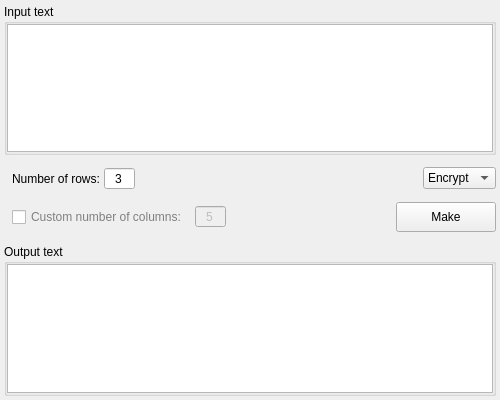
vasilypht/crypto-methods, file src/gui/symmetric/scytale/scytale.ui: the form before one commit.
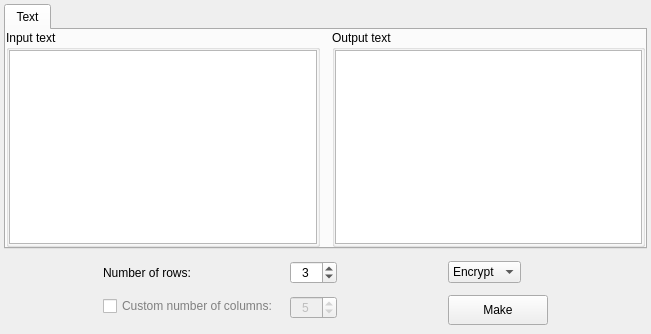
The form after the commit.

Commit message: Redesigned ui for Scytale widget

Diff of the .ui file:
```diff
--- a/src/gui/symmetric/scytale/scytale.ui
+++ b/src/gui/symmetric/scytale/scytale.ui
@@ -6,8 +6,8 @@
    <rect>
     <x>0</x>
     <y>0</y>
-    <width>500</width>
-    <height>400</height>
+    <width>651</width>
+    <height>334</height>
    </rect>
   </property>
   <property name="windowTitle">
@@ -28,6 +28,28 @@
    </property>
    <property name="bottomMargin">
     <number>4</number>
+   </property>
+   <item alignment="Qt::AlignTop">
+    <widget class="QTabWidget" name="tab_widget">
+     <widget class="QWidget" name="tab_text">
+      <attribute name="title">
+       <string>Text</string>
+      </attribute>
+      <layout class="QHBoxLayout" name="horizontalLayout">
+       <property name="spacing">
+        <number>12</number>
+       </property>
+       <property name="leftMargin">
+        <number>0</number>
+       </property>
+       <property name="topMargin">
+        <number>0</number>
+       </property>
+       <property name="rightMargin">
+        <number>0</number>
+       </property>
+       <property name="bottomMargin">
+        <number>0</number>
    </property>
    <item>
     <widget class="QGroupBox" name="group_box_input">
@@ -57,12 +79,16 @@
     </widget>
    </item>
    <item>
-    <layout class="QHBoxLayout" name="horizontal_layout_2">
+        <widget class="QGroupBox" name="group_box_output">
+         <property name="title">
+          <string>Output text</string>
+         </property>
+         <layout class="QVBoxLayout" name="verticalLayout_8">
      <property name="spacing">
-      <number>4</number>
+           <number>0</number>
      </property>
      <property name="leftMargin">
-      <number>8</number>
+           <number>0</number>
      </property>
      <property name="topMargin">
       <number>0</number>
@@ -74,13 +100,44 @@
       <number>0</number>
      </property>
      <item>
+           <widget class="QTextEdit" name="text_edit_output">
+            <property name="readOnly">
+             <bool>true</bool>
+            </property>
+           </widget>
+          </item>
+         </layout>
+        </widget>
+       </item>
+      </layout>
+     </widget>
+    </widget>
+   </item>
+   <item>
+    <layout class="QHBoxLayout" name="horizontal_layout_1">
+     <item>
+      <spacer name="horizontal_spacer_1">
+       <property name="orientation">
+        <enum>Qt::Horizontal</enum>
+       </property>
+       <property name="sizeHint" stdset="0">
+        <size>
+         <width>40</width>
+         <height>20</height>
+        </size>
+       </property>
+      </spacer>
+     </item>
+     <item>
+      <layout class="QFormLayout" name="form_layout_1">
+       <item row="0" column="0">
       <widget class="QLabel" name="label_rows">
        <property name="text">
         <string>Number of rows:</string>
        </property>
       </widget>
      </item>
-     <item>
+       <item row="0" column="1">
       <widget class="QSpinBox" name="spin_box_rows">
        <property name="frame">
         <bool>true</bool>
@@ -89,7 +146,7 @@
         <set>Qt::AlignCenter</set>
        </property>
        <property name="buttonSymbols">
-        <enum>QAbstractSpinBox::NoButtons</enum>
+          <enum>QAbstractSpinBox::UpDownArrows</enum>
        </property>
        <property name="minimum">
         <number>1</number>
@@ -102,59 +159,7 @@
        </property>
       </widget>
      </item>
-     <item>
-      <spacer name="horizontal_spacer_2">
-       <property name="orientation">
-        <enum>Qt::Horizontal</enum>
-       </property>
-       <property name="sizeHint" stdset="0">
-        <size>
-         <width>40</width>
-         <height>20</height>
-        </size>
-       </property>
-      </spacer>
-     </item>
-     <item>
-      <widget class="QComboBox" name="combo_box_mode">
-       <property name="sizePolicy">
-        <sizepolicy hsizetype="Fixed" vsizetype="Fixed">
-         <horstretch>0</horstretch>
-         <verstretch>0</verstretch>
-        </sizepolicy>
-       </property>
-       <property name="maximumSize">
-        <size>
-         <width>16777215</width>
-         <height>16777215</height>
-        </size>
-       </property>
-       <property name="frame">
-        <bool>true</bool>
-       </property>
-       <item>
-        <property name="text">
-         <string>Encrypt</string>
-        </property>
-       </item>
-       <item>
-        <property name="text">
-         <string>Decrypt</string>
-        </property>
-       </item>
-      </widget>
-     </item>
-    </layout>
-   </item>
-   <item>
-    <layout class="QHBoxLayout" name="horizontal_layout_1">
-     <property name="spacing">
-      <number>8</number>
-     </property>
-     <property name="leftMargin">
-      <number>8</number>
-     </property>
-     <item>
+       <item row="1" column="0">
       <widget class="QCheckBox" name="check_box_columns">
        <property name="enabled">
         <bool>true</bool>
@@ -182,7 +187,7 @@
        </property>
       </widget>
      </item>
-     <item>
+       <item row="1" column="1">
       <widget class="QSpinBox" name="spin_box_columns">
        <property name="enabled">
         <bool>false</bool>
@@ -200,7 +205,7 @@
         <bool>false</bool>
        </property>
        <property name="buttonSymbols">
-        <enum>QAbstractSpinBox::NoButtons</enum>
+          <enum>QAbstractSpinBox::UpDownArrows</enum>
        </property>
        <property name="accelerated">
         <bool>false</bool>
@@ -216,8 +221,10 @@
        </property>
       </widget>
      </item>
+      </layout>
+     </item>
      <item>
-      <spacer name="horizontal_spacer_1">
+      <spacer name="horizontal_spacer_2">
        <property name="orientation">
         <enum>Qt::Horizontal</enum>
        </property>
@@ -228,6 +235,37 @@
         </size>
        </property>
       </spacer>
+     </item>
+     <item>
+      <layout class="QVBoxLayout" name="vertical_layout_1">
+       <item>
+        <widget class="QComboBox" name="combo_box_mode">
+         <property name="sizePolicy">
+          <sizepolicy hsizetype="Fixed" vsizetype="Fixed">
+           <horstretch>0</horstretch>
+           <verstretch>0</verstretch>
+          </sizepolicy>
+         </property>
+         <property name="maximumSize">
+          <size>
+           <width>16777215</width>
+           <height>16777215</height>
+          </size>
+         </property>
+         <property name="frame">
+          <bool>true</bool>
+         </property>
+         <item>
+          <property name="text">
+           <string>Encrypt</string>
+          </property>
+         </item>
+         <item>
+          <property name="text">
+           <string>Decrypt</string>
+          </property>
+         </item>
+        </widget>
      </item>
      <item>
       <widget class="QPushButton" name="button_make">
@@ -251,35 +289,32 @@
     </layout>
    </item>
    <item>
-    <widget class="QGroupBox" name="group_box_output">
-     <property name="title">
-      <string>Output text</string>
-     </property>
-     <layout class="QVBoxLayout" name="verticalLayout_8">
-      <property name="spacing">
-       <number>0</number>
-      </property>
-      <property name="leftMargin">
-       <number>0</number>
-      </property>
-      <property name="topMargin">
-       <number>0</number>
-      </property>
-      <property name="rightMargin">
-       <number>0</number>
-      </property>
-      <property name="bottomMargin">
-       <number>0</number>
-      </property>
-      <item>
-       <widget class="QTextEdit" name="text_edit_output">
-        <property name="readOnly">
-         <bool>true</bool>
-        </property>
-       </widget>
-      </item>
-     </layout>
-    </widget>
+      <spacer name="horizontal_spacer_3">
+       <property name="orientation">
+        <enum>Qt::Horizontal</enum>
+       </property>
+       <property name="sizeHint" stdset="0">
+        <size>
+         <width>40</width>
+         <height>20</height>
+        </size>
+       </property>
+      </spacer>
+     </item>
+    </layout>
+   </item>
+   <item>
+    <spacer name="vertical_spacer_bottom">
+     <property name="orientation">
+      <enum>Qt::Vertical</enum>
+     </property>
+     <property name="sizeHint" stdset="0">
+      <size>
+       <width>0</width>
+       <height>0</height>
+      </size>
+     </property>
+    </spacer>
    </item>
   </layout>
  </widget>
```
Left out of the diff: 2 changed lines with no effect on the pictures. Lines whose indentation alone changed are shown as unchanged. The commit also changes 2 other files.
